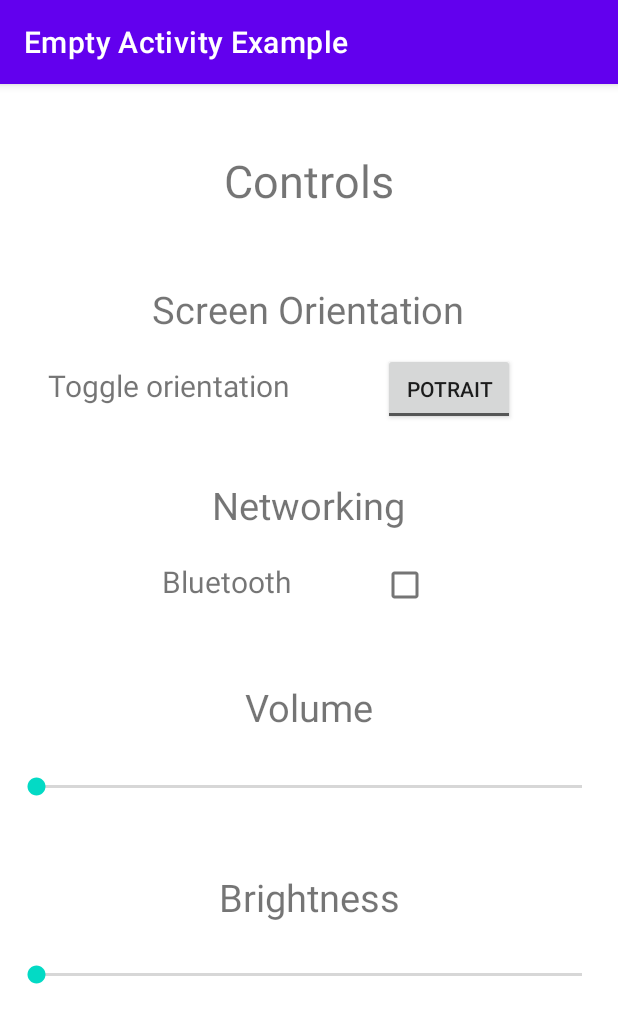
After one commit to ElzaCS/EmptyActivityExample, an Android app: the ActivityPref screen opened directly, with no data from a screen before it, on a phone screen of 412 x 824 dp. The commit adds this screen. Shown: the top 1023 px of the screen. Run offline under Robolectric (Android 15) with nearby library versions, the phone set to English and light mode, and no system bars.

Commit message:
Add activity for preferences and settings

```diff
--- /dev/null
+++ b/app/src/main/java/com/example/emptyactivityexample/Preferences/ActivityPref.java
@@ -0,0 +1,90 @@
+package com.example.emptyactivityexample.Preferences;
+
+import androidx.appcompat.app.AppCompatActivity;
+
+import android.bluetooth.BluetoothAdapter;
+import android.content.Context;
+import android.content.Intent;
+import android.content.pm.ActivityInfo;
+import android.media.AudioManager;
+import android.os.Bundle;
+import android.provider.Settings;
+import android.view.View;
+import android.widget.CheckBox;
+import android.widget.CompoundButton;
+import android.widget.SeekBar;
+import android.widget.ToggleButton;
+
+import com.example.emptyactivityexample.R;
+
+public class ActivityPref extends AppCompatActivity implements View.OnClickListener {
+    SeekBar lightBar, volumeBar;
+    Context context;
+    int brightness;
+    final BluetoothAdapter bAdapter = BluetoothAdapter.getDefaultAdapter();
+
+    @Override
+    protected void onCreate(Bundle savedInstanceState) {
+        super.onCreate(savedInstanceState);
+        setContentView(R.layout.activity_pref);
+
+        AudioManager mAudioManager = (AudioManager) getApplicationContext().getSystemService(Context.AUDIO_SERVICE);
+
+        lightBar = findViewById(R.id.seekBar);
+        context = getApplicationContext();
+        brightness = Settings.System.getInt(context.getContentResolver(), Settings.System.SCREEN_BRIGHTNESS, 0);
+        lightBar.setProgress(brightness);
+        lightBar.setOnSeekBarChangeListener(new SeekBar.OnSeekBarChangeListener() {
+            @Override
+            public void onProgressChanged(SeekBar seekBar, int progress, boolean fromUser) {
+                Settings.System.putInt(context.getContentResolver(),
+                        Settings.System.SCREEN_BRIGHTNESS, progress);
+            }
+            @Override
+            public void onStartTrackingTouch(SeekBar seekBar) { }
+            @Override
+            public void onStopTrackingTouch(SeekBar seekBar) { }
+        });
+
+        volumeBar = findViewById(R.id.seekBar2);
+        volumeBar.setOnSeekBarChangeListener(new SeekBar.OnSeekBarChangeListener() {
+            @Override
+            public void onProgressChanged(SeekBar seekBar, int progress, boolean fromUser) {
+                mAudioManager.setStreamVolume(
+                        AudioManager.STREAM_MUSIC,
+                        (int) mAudioManager.getStreamMaxVolume(AudioManager.STREAM_MUSIC) * progress / 100,
+                        0);
+            }
+            @Override
+            public void onStartTrackingTouch(SeekBar seekBar) {            }
+            @Override
+            public void onStopTrackingTouch(SeekBar seekBar) {            }
+        });
+
+        CheckBox bluetooth = findViewById(R.id.checkBT);
+        bluetooth.setOnClickListener(this);
+
+        ToggleButton orientation = findViewById(R.id.toggleOrient);
+        orientation.setOnCheckedChangeListener(new CompoundButton.OnCheckedChangeListener() {
+            @Override
+            public void onCheckedChanged(CompoundButton buttonView, boolean isChecked) {
+                if (isChecked)
+                    setRequestedOrientation(ActivityInfo.SCREEN_ORIENTATION_LANDSCAPE);
+                else
+                    setRequestedOrientation(ActivityInfo.SCREEN_ORIENTATION_PORTRAIT);
+            }
+        });
+    }
+
+    @Override
+    public void onClick(View v) {
+        switch (v.getId()){
+            case R.id.checkBT:
+                if (((CheckBox) v).isChecked())
+                    startActivityForResult(new Intent(BluetoothAdapter.ACTION_REQUEST_ENABLE),1);
+                else
+                    bAdapter.disable();
+                break;
+        }
+    }
+}
--- /dev/null
+++ b/app/src/main/res/layout/activity_pref.xml
@@ -0,0 +1,135 @@
+<?xml version="1.0" encoding="utf-8"?>
+<androidx.constraintlayout.widget.ConstraintLayout
+    xmlns:android="http://schemas.android.com/apk/res/android"
+    xmlns:app="http://schemas.android.com/apk/res-auto"
+    xmlns:tools="http://schemas.android.com/tools"
+    android:padding="8dp"
+    android:gravity="center"
+    android:orientation="vertical"
+    android:layout_width="match_parent"
+    android:layout_height="match_parent"
+    tools:context=".MainActivity">
+
+    <TextView
+        android:id="@+id/textView3"
+        android:layout_width="wrap_content"
+        android:layout_height="wrap_content"
+        android:layout_marginStart="100dp"
+        android:layout_marginLeft="100dp"
+        android:layout_marginTop="20dp"
+        android:text="Bluetooth"
+        android:textSize="20sp"
+        app:layout_constraintStart_toStartOf="parent"
+        app:layout_constraintTop_toBottomOf="@+id/textView10" />
+
+    <CheckBox
+        android:id="@+id/checkBT"
+        android:layout_width="wrap_content"
+        android:layout_height="wrap_content"
+        android:layout_marginTop="12dp"
+        app:layout_constraintEnd_toEndOf="parent"
+        app:layout_constraintHorizontal_bias="0.319"
+        app:layout_constraintStart_toEndOf="@+id/textView3"
+        app:layout_constraintTop_toBottomOf="@+id/textView10" />
+
+    <TextView
+        android:id="@+id/textView4"
+        android:layout_width="wrap_content"
+        android:layout_height="wrap_content"
+        android:layout_marginStart="24dp"
+        android:layout_marginLeft="24dp"
+        android:layout_marginTop="20dp"
+        android:text="Toggle orientation"
+        android:textSize="20sp"
+        app:layout_constraintStart_toStartOf="parent"
+        app:layout_constraintTop_toBottomOf="@+id/textView8" />
+
+    <ToggleButton
+        android:id="@+id/toggleOrient"
+        android:layout_width="wrap_content"
+        android:layout_height="wrap_content"
+        android:layout_marginTop="12dp"
+        android:textOff="Potrait"
+        android:textOn="Landscape"
+        app:layout_constraintEnd_toEndOf="parent"
+        app:layout_constraintHorizontal_bias="0.505"
+        app:layout_constraintStart_toEndOf="@+id/textView4"
+        app:layout_constraintTop_toBottomOf="@+id/textView8" />
+
+    <TextView
+        android:id="@+id/textView2"
+        android:layout_width="wrap_content"
+        android:layout_height="wrap_content"
+        android:layout_marginTop="40dp"
+        android:text="Volume"
+        android:textSize="25sp"
+        app:layout_constraintEnd_toEndOf="parent"
+        app:layout_constraintStart_toStartOf="parent"
+        app:layout_constraintTop_toBottomOf="@+id/checkBT" />
+
+    <SeekBar
+        android:id="@+id/seekBar2"
+        android:layout_width="match_parent"
+        android:layout_height="32dp"
+        android:layout_marginTop="20dp"
+        app:layout_constraintEnd_toEndOf="parent"
+        app:layout_constraintStart_toStartOf="parent"
+        app:layout_constraintTop_toBottomOf="@+id/textView2" />
+
+    <TextView
+        android:id="@+id/textView"
+        android:layout_width="wrap_content"
+        android:layout_height="wrap_content"
+        android:layout_marginTop="40dp"
+        android:text="Brightness"
+        android:textSize="25sp"
+        app:layout_constraintEnd_toEndOf="parent"
+        app:layout_constraintStart_toStartOf="parent"
+        app:layout_constraintTop_toBottomOf="@+id/seekBar2" />
+
+    <SeekBar
+        android:id="@+id/seekBar"
+        android:layout_width="match_parent"
+        android:layout_height="wrap_content"
+        app:layout_constraintBottom_toBottomOf="parent"
+        app:layout_constraintEnd_toEndOf="parent"
+        app:layout_constraintStart_toStartOf="parent"
+        app:layout_constraintTop_toBottomOf="@+id/textView"
+        app:layout_constraintVertical_bias="0.14" />
+
+    <TextView
+        android:id="@+id/textView7"
+        android:layout_width="wrap_content"
+        android:layout_height="wrap_content"
+        android:layout_marginTop="36dp"
+        android:text="Controls"
+        android:textSize="30sp"
+        app:layout_constraintEnd_toEndOf="parent"
+        app:layout_constraintStart_toStartOf="parent"
+        app:layout_constraintTop_toTopOf="parent" />
+
+    <TextView
+        android:id="@+id/textView8"
+        android:layout_width="wrap_content"
+        android:layout_height="wrap_content"
+        android:layout_marginTop="48dp"
+        android:text="Screen Orientation"
+        android:textSize="25sp"
+        app:layout_constraintEnd_toEndOf="parent"
+        app:layout_constraintHorizontal_bias="0.497"
+        app:layout_constraintStart_toStartOf="parent"
+        app:layout_constraintTop_toBottomOf="@+id/textView7" />
+
+    <TextView
+        android:id="@+id/textView10"
+        android:layout_width="wrap_content"
+        android:layout_height="wrap_content"
+        android:layout_marginTop="36dp"
+        android:text="Networking"
+        android:textSize="25sp"
+        app:layout_constraintEnd_toEndOf="parent"
+        app:layout_constraintHorizontal_bias="0.498"
+        app:layout_constraintStart_toStartOf="parent"
+        app:layout_constraintTop_toBottomOf="@+id/toggleOrient" />
+
+</androidx.constraintlayout.widget.ConstraintLayout>
```
Also changed, not shown: app/src/main/AndroidManifest.xml (+13 -2 lines), app/src/main/java/com/example/emptyactivityexample/MainActivity.java (+10 -0 lines), app/src/main/java/com/example/emptyactivityexample/Preferences/PreferenceActivity.java (added, +125 -0 lines), app/src/main/res/layout/activity_main.xml (+11 -0 lines), app/src/main/res/layout/activity_preference.xml (added, +111 -0 lines), app/src/main/res/menu/my_menu.xml (added, +22 -0 lines).
